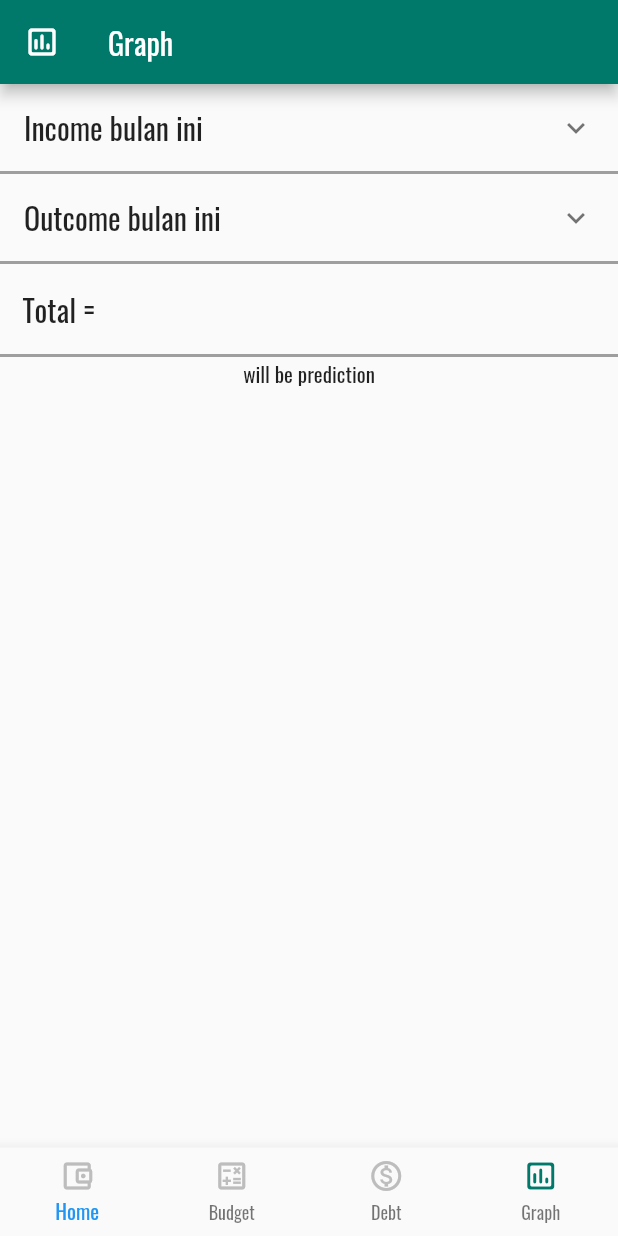
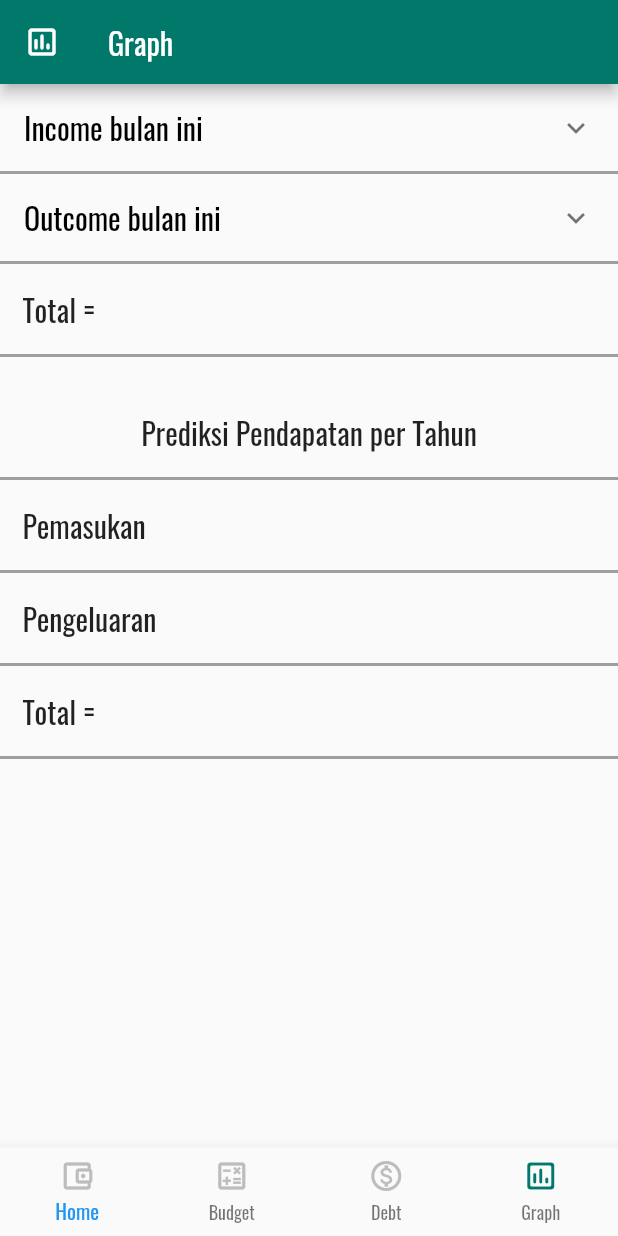
Before and after one commit to tonytomo/PAB, a Flutter app: the screen it shows after launch, swiped to page 4, on a phone screen of 412 x 824 dp. Run offline on Flutter 3.47's test engine with Material 2 defaults, Android fonts, the phone set to English and light mode, and no system bars; our stand-ins replace hive, hive_flutter; accounts and stored records are empty; generated files the repository leaves out were written again; statements that could not run were skipped.

Commit message:
adding classes, fix error in saldo, and new graph page

```diff
--- a/lib/graph_page.dart
+++ b/lib/graph_page.dart
@@ -25,7 +25,7 @@ class _GraphState extends State<Graph> {
               child: ExpansionTile(
                 title: Text(
                   "Income bulan ini",
-                  style: TextStyle(fontSize: 20),
+                  style: TextStyle(fontSize: 20, color: Colors.black),
                 ),
                 children: <Widget>[
                   ListView.separated(
@@ -56,7 +56,7 @@ class _GraphState extends State<Graph> {
               child: ExpansionTile(
                 title: Text(
                   "Outcome bulan ini",
-                  style: TextStyle(fontSize: 20),
+                  style: TextStyle(fontSize: 20, color: Colors.black),
                 ),
                 children: <Widget>[
                   ListView.separated(
@@ -92,7 +92,60 @@ class _GraphState extends State<Graph> {
               ),
             ),
             Container(
-              child: Text("will be prediction"),
+              padding: EdgeInsets.fromLTRB(0, 20, 0, 20),
+              alignment: Alignment.center,
+              child: Column(
+                children: <Widget>[
+                  Container(
+                    alignment: Alignment.center,
+                    decoration: BoxDecoration(
+                      border: Border(
+                          bottom: BorderSide(width: 2.0, color: Colors.grey)),
+                    ),
+                    padding: EdgeInsets.all(15),
+                    child: Text(
+                      "Prediksi Pendapatan per Tahun",
+                      style: TextStyle(fontSize: 20),
+                    ),
+                  ),
+                  Container(
+                    alignment: Alignment.centerLeft,
+                    decoration: BoxDecoration(
+                      border: Border(
+                          bottom: BorderSide(width: 2.0, color: Colors.grey)),
+                    ),
+                    padding: EdgeInsets.all(15),
+                    child: Text(
+                      "Pemasukan",
+                      style: TextStyle(fontSize: 20),
+                    ),
+                  ),
+                  Container(
+                    alignment: Alignment.centerLeft,
+                    decoration: BoxDecoration(
+                      border: Border(
+                          bottom: BorderSide(width: 2.0, color: Colors.grey)),
+                    ),
+                    padding: EdgeInsets.all(15),
+                    child: Text(
+                      "Pengeluaran",
+                      style: TextStyle(fontSize: 20),
+                    ),
+                  ),
+                  Container(
+                    alignment: Alignment.centerLeft,
+                    decoration: BoxDecoration(
+                      border: Border(
+                          bottom: BorderSide(width: 2.0, color: Colors.grey)),
+                    ),
+                    padding: EdgeInsets.all(15),
+                    child: Text(
+                      "Total = ",
+                      style: TextStyle(fontSize: 20),
+                    ),
+                  ),
+                ],
+              ),
             ),
           ],
         ),
```
Also changed, not shown: lib/budget_page.dart (+21 -3 lines), lib/classes/budget.dart (added, +17 -0 lines), lib/classes/debt.dart (added, +13 -0 lines), lib/main.dart (+14 -5 lines), lib/classes/budget.g.dart (added), lib/classes/debt.g.dart (added).
